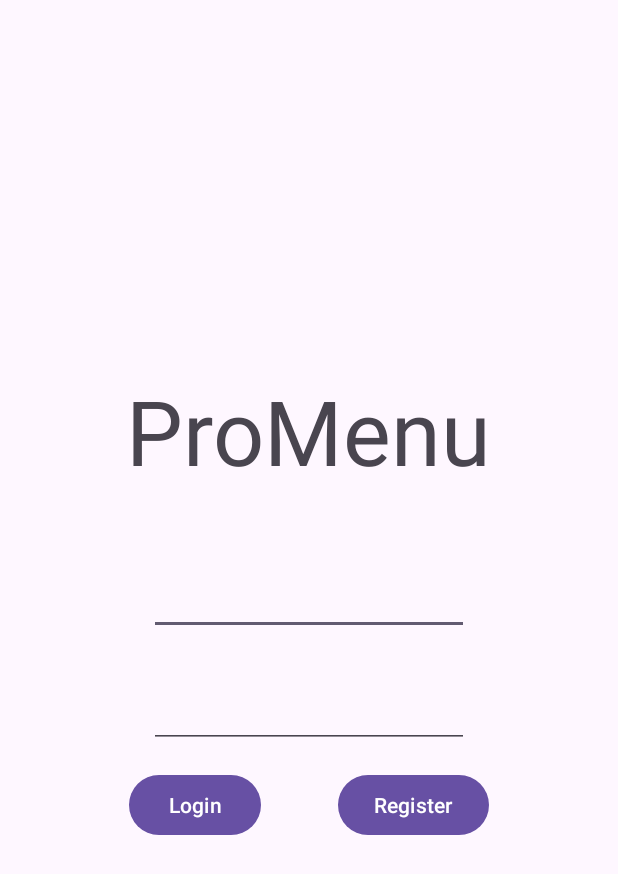
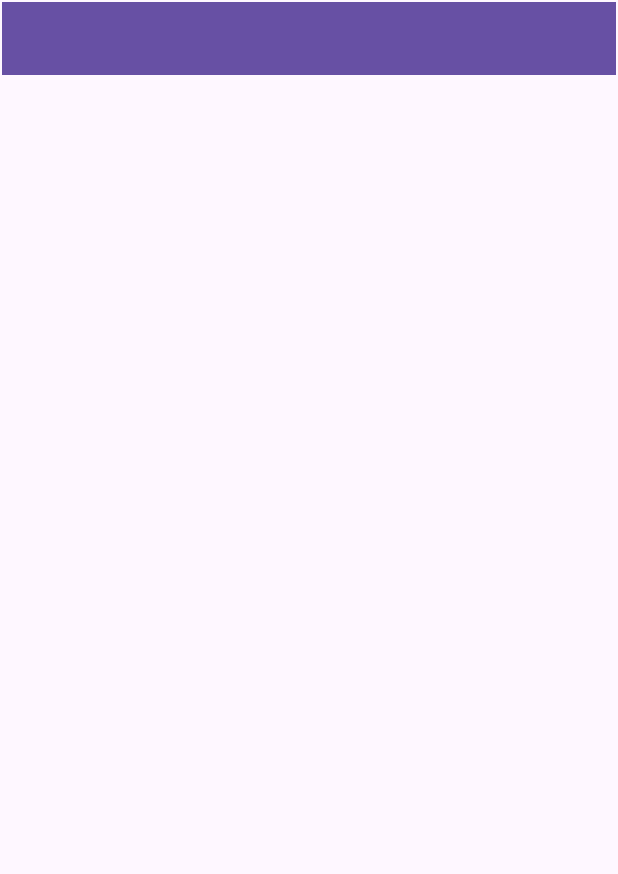
Before and after one commit to Shira-tori/ProMenu, an Android app: the layout activity_main.xml on its own in the app's theme, with its tools: preview values and no code run, on a phone screen of 412 x 824 dp. Shown: the top 874 px of the screen. Run offline under Robolectric (Android 15) with nearby library versions, the light colour scheme and no system bars.

```diff
--- a/app/src/main/res/layout/activity_main.xml
+++ b/app/src/main/res/layout/activity_main.xml
@@ -7,63 +7,47 @@
     android:layout_height="match_parent"
     tools:context=".MainActivity">
 
-    <Button
-        android:id="@+id/button4"
-        android:layout_width="wrap_content"
+    <com.google.android.material.bottomappbar.BottomAppBar
+        android:id="@+id/bottomAppBar"
+        android:layout_width="409dp"
         android:layout_height="wrap_content"
-        android:layout_marginEnd="35dp"
-        android:layout_marginBottom="250dp"
-        android:text="Register"
-        app:layout_constraintBottom_toBottomOf="parent"
-        app:layout_constraintEnd_toEndOf="parent"
-        app:layout_constraintStart_toEndOf="@+id/button3"
-        app:layout_constraintTop_toBottomOf="@+id/editTextTextEmailAddress3" />
-
-    <TextView
-        android:id="@+id/textView4"
-        android:layout_width="wrap_content"
-        android:layout_height="wrap_content"
-        android:layout_marginBottom="250dp"
-        android:text="ProMenu"
-        android:textSize="60sp"
+        android:layout_gravity="bottom"
         app:layout_constraintBottom_toBottomOf="parent"
         app:layout_constraintEnd_toEndOf="parent"
         app:layout_constraintStart_toStartOf="parent"
-        app:layout_constraintTop_toTopOf="parent" />
+        app:layout_constraintTop_toBottomOf="@+id/scrollView2"
+        tools:ignore="BottomAppBar" />
 
-    <EditText
-        android:id="@+id/editTextTextEmailAddress2"
-        android:layout_width="wrap_content"
-        android:layout_height="wrap_content"
-        android:layout_marginBottom="350dp"
-        android:ems="10"
-        android:inputType="textEmailAddress"
-        app:layout_constraintBottom_toBottomOf="parent"
+    <ScrollView
+        android:id="@+id/scrollView2"
+        android:layout_width="409dp"
+        android:layout_height="0dp"
+        android:layout_marginStart="1dp"
+        android:layout_marginTop="50dp"
+        android:layout_marginEnd="1dp"
+        app:layout_constraintBottom_toTopOf="@+id/bottomAppBar"
         app:layout_constraintEnd_toEndOf="parent"
         app:layout_constraintStart_toStartOf="parent"
-        app:layout_constraintTop_toBottomOf="@+id/textView4" />
+        app:layout_constraintTop_toTopOf="parent">
 
-    <EditText
-        android:id="@+id/editTextTextEmailAddress3"
-        android:layout_width="wrap_content"
-        android:layout_height="wrap_content"
-        android:layout_marginBottom="200dp"
-        android:ems="10"
-        android:inputType="textEmailAddress"
-        app:layout_constraintBottom_toBottomOf="parent"
+        <LinearLayout
+            android:layout_width="match_parent"
+            android:layout_height="wrap_content"
+            android:orientation="vertical" />
+    </ScrollView>
+
+    <androidx.appcompat.widget.Toolbar
+        android:id="@+id/toolbar"
+        android:layout_width="409dp"
+        android:layout_height="0dp"
+        android:layout_marginStart="1dp"
+        android:layout_marginTop="1dp"
+        android:layout_marginEnd="1dp"
+        android:background="?attr/colorPrimary"
+        android:minHeight="?attr/actionBarSize"
+        android:theme="?attr/actionBarTheme"
+        app:layout_constraintBottom_toTopOf="@+id/scrollView2"
         app:layout_constraintEnd_toEndOf="parent"
         app:layout_constraintStart_toStartOf="parent"
-        app:layout_constraintTop_toBottomOf="@+id/textView4" />
-
-    <Button
-        android:id="@+id/button3"
-        android:layout_width="wrap_content"
-        android:layout_height="wrap_content"
-        android:layout_marginStart="35dp"
-        android:layout_marginBottom="250dp"
-        android:text="Login"
-        app:layout_constraintBottom_toBottomOf="parent"
-        app:layout_constraintEnd_toStartOf="@+id/button4"
-        app:layout_constraintStart_toStartOf="parent"
-        app:layout_constraintTop_toBottomOf="@+id/editTextTextEmailAddress3" />
+        app:layout_constraintTop_toTopOf="parent" />
 </androidx.constraintlayout.widget.ConstraintLayout>
--- /dev/null
+++ b/app/src/main/res/values-land/dimens.xml
@@ -0,0 +1,3 @@
+<resources>
+    <dimen name="fab_margin">48dp</dimen>
+</resources>
--- /dev/null
+++ b/app/src/main/res/values-v23/themes.xml
@@ -0,0 +1,9 @@
+<resources xmlns:tools="http://schemas.android.com/tools">
+
+    <style name="Theme.ProMenu" parent="Base.Theme.ProMenu">
+        <!-- Transparent system bars for edge-to-edge. -->
+        <item name="android:navigationBarColor">@android:color/transparent</item>
+        <item name="android:statusBarColor">@android:color/transparent</item>
+        <item name="android:windowLightStatusBar">?attr/isLightTheme</item>
+    </style>
+</resources>
--- /dev/null
+++ b/app/src/main/res/values-w1240dp/dimens.xml
@@ -0,0 +1,3 @@
+<resources>
+    <dimen name="fab_margin">200dp</dimen>
+</resources>
--- /dev/null
+++ b/app/src/main/res/values-w600dp/dimens.xml
@@ -0,0 +1,3 @@
+<resources>
+    <dimen name="fab_margin">48dp</dimen>
+</resources>
--- /dev/null
+++ b/app/src/main/res/values/dimens.xml
@@ -0,0 +1,3 @@
+<resources>
+    <dimen name="fab_margin">16dp</dimen>
+</resources>
--- a/gradle/libs.versions.toml
+++ b/gradle/libs.versions.toml
@@ -7,6 +7,8 @@
 material = "1.12.0"
 activity = "1.10.1"
 constraintlayout = "2.2.1"
+navigationFragment = "2.6.0"
+navigationUi = "2.6.0"
 
 [libraries]
 junit = { group = "junit", name = "junit", version.ref = "junit" }
@@ -16,6 +18,8 @@
 material = { group = "com.google.android.material", name = "material", version.ref = "material" }
 activity = { group = "androidx.activity", name = "activity", version.ref = "activity" }
 constraintlayout = { group = "androidx.constraintlayout", name = "constraintlayout", version.ref = "constraintlayout" }
+navigation-fragment = { group = "androidx.navigation", name = "navigation-fragment", version.ref = "navigationFragment" }
+navigation-ui = { group = "androidx.navigation", name = "navigation-ui", version.ref = "navigationUi" }
 
 [plugins]
 android-application = { id = "com.android.application", version.ref = "agp" }
```
Also changed, not shown: app/build.gradle.kts (+6 -1 lines), app/src/main/AndroidManifest.xml (+8 -1 lines), app/src/main/java/com/example/promenu/LoginActivity.java (added, +74 -0 lines), app/src/main/java/com/example/promenu/MainActivity.java (+8 -0 lines), app/src/main/res/layout/activity_login.xml (added, +36 -0 lines), app/src/main/res/navigation/nav_graph.xml (added, +28 -0 lines), app/src/main/res/values/strings.xml (+42 -0 lines), 1 other file.
